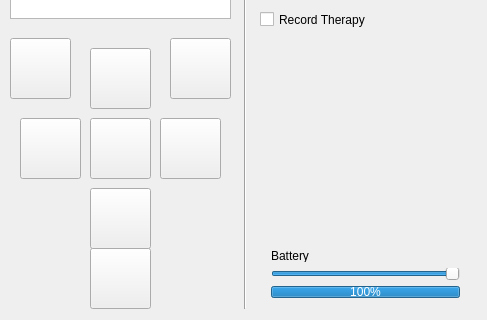
This is source/Denas/mainwindow.ui in ahmadank/DenasOnQT as Qt 5 draws it before an edit; both pictures show x 0 to 487 and y 152 to 472 of the 487 by 472 pixel window. The edited form follows.
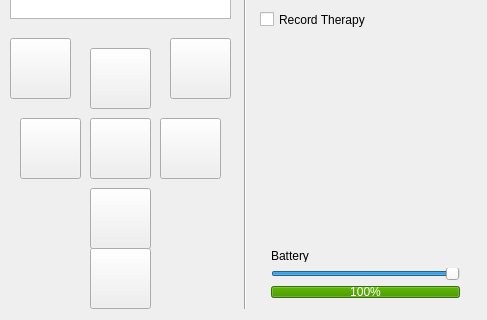
This is the edited form. Icons and pictures are not drawn.

```diff
--- a/source/Denas/mainwindow.ui
+++ b/source/Denas/mainwindow.ui
@@ -197,6 +197,43 @@
      </item>
      <item>
       <widget class="QProgressBar" name="batteryBar">
+       <property name="palette">
+        <palette>
+         <active>
+          <colorrole role="Highlight">
+           <brush brushstyle="SolidPattern">
+            <color alpha="255">
+             <red>78</red>
+             <green>154</green>
+             <blue>6</blue>
+            </color>
+           </brush>
+          </colorrole>
+         </active>
+         <inactive>
+          <colorrole role="Highlight">
+           <brush brushstyle="SolidPattern">
+            <color alpha="255">
+             <red>78</red>
+             <green>154</green>
+             <blue>6</blue>
+            </color>
+           </brush>
+          </colorrole>
+         </inactive>
+         <disabled>
+          <colorrole role="Highlight">
+           <brush brushstyle="SolidPattern">
+            <color alpha="255">
+             <red>145</red>
+             <green>145</green>
+             <blue>145</blue>
+            </color>
+           </brush>
+          </colorrole>
+         </disabled>
+        </palette>
+       </property>
        <property name="value">
         <number>100</number>
        </property>
```
